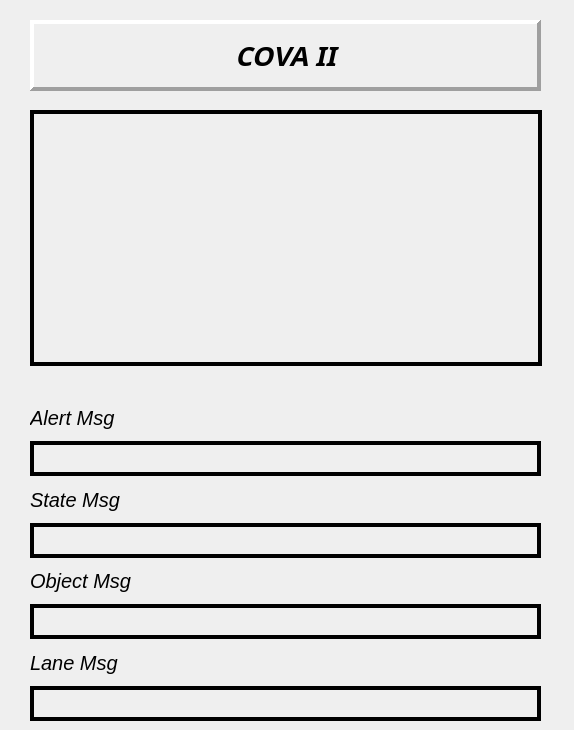
This is gui/client_video.ui in jonnyboy2222/dl_project as Qt 5 draws it before an edit. The edited form follows.
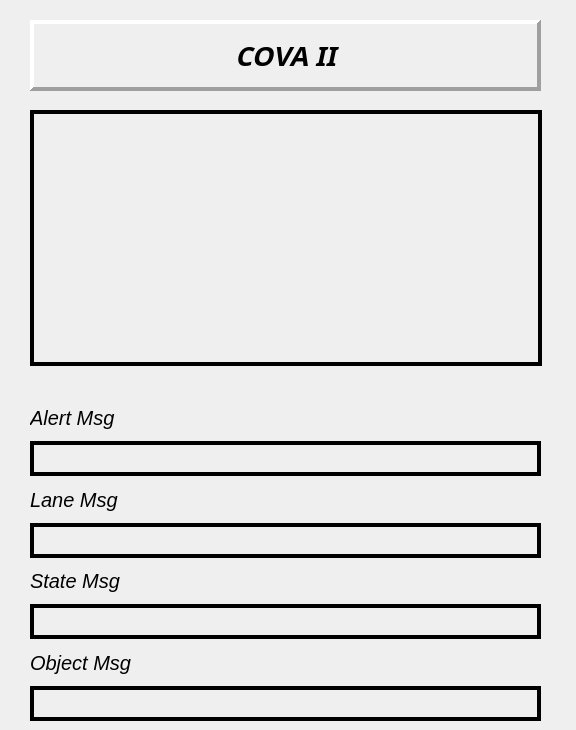
This is the edited form.

The edit to the form file:
```diff
--- a/gui/client_video.ui
+++ b/gui/client_video.ui
@@ -6,7 +6,7 @@
    <rect>
     <x>0</x>
     <y>0</y>
-    <width>574</width>
+    <width>576</width>
     <height>730</height>
    </rect>
   </property>
@@ -62,8 +62,41 @@
         <pointsize>15</pointsize>
         <weight>75</weight>
         <bold>true</bold>
-        <strikeout>true</strikeout>
-        <kerning>false</kerning>
+        <strikeout>false</strikeout>
+        <kerning>true</kerning>
+       </font>
+      </property>
+      <property name="frameShape">
+       <enum>QFrame::Box</enum>
+      </property>
+      <property name="lineWidth">
+       <number>4</number>
+      </property>
+      <property name="text">
+       <string/>
+      </property>
+     </widget>
+    </item>
+    <item>
+     <widget class="QLabel" name="label">
+      <property name="font">
+       <font>
+        <pointsize>15</pointsize>
+        <italic>true</italic>
+       </font>
+      </property>
+      <property name="text">
+       <string>Lane Msg</string>
+      </property>
+     </widget>
+    </item>
+    <item>
+     <widget class="QLabel" name="label_msg_lane">
+      <property name="font">
+       <font>
+        <pointsize>15</pointsize>
+        <weight>75</weight>
+        <bold>true</bold>
        </font>
       </property>
       <property name="frameShape">
@@ -97,8 +130,8 @@
         <pointsize>15</pointsize>
         <weight>75</weight>
         <bold>true</bold>
-        <strikeout>true</strikeout>
-        <kerning>false</kerning>
+        <strikeout>false</strikeout>
+        <kerning>true</kerning>
        </font>
       </property>
       <property name="frameShape">
@@ -127,32 +160,13 @@
     </item>
     <item>
      <widget class="QLabel" name="label_msg_obj">
-      <property name="frameShape">
-       <enum>QFrame::Box</enum>
-      </property>
-      <property name="lineWidth">
-       <number>4</number>
-      </property>
-      <property name="text">
-       <string/>
-      </property>
-     </widget>
-    </item>
-    <item>
-     <widget class="QLabel" name="label">
       <property name="font">
        <font>
         <pointsize>15</pointsize>
-        <italic>true</italic>
+        <weight>75</weight>
+        <bold>true</bold>
        </font>
       </property>
-      <property name="text">
-       <string>Lane Msg</string>
-      </property>
-     </widget>
-    </item>
-    <item>
-     <widget class="QLabel" name="label_msg_lane">
       <property name="frameShape">
        <enum>QFrame::Box</enum>
       </property>
```
